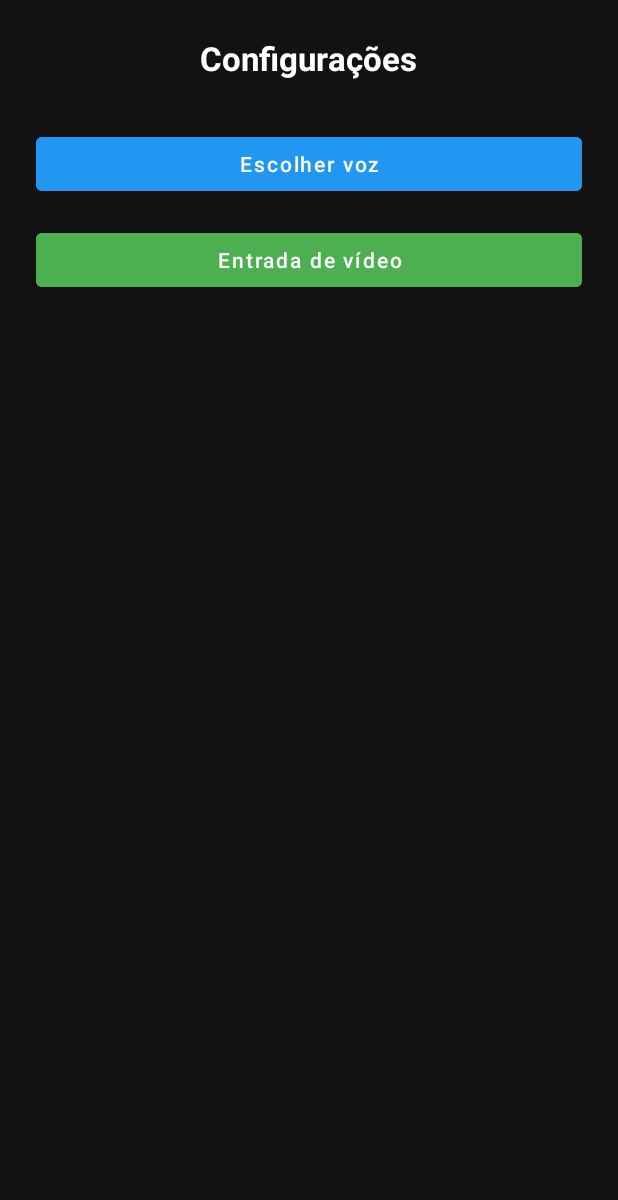
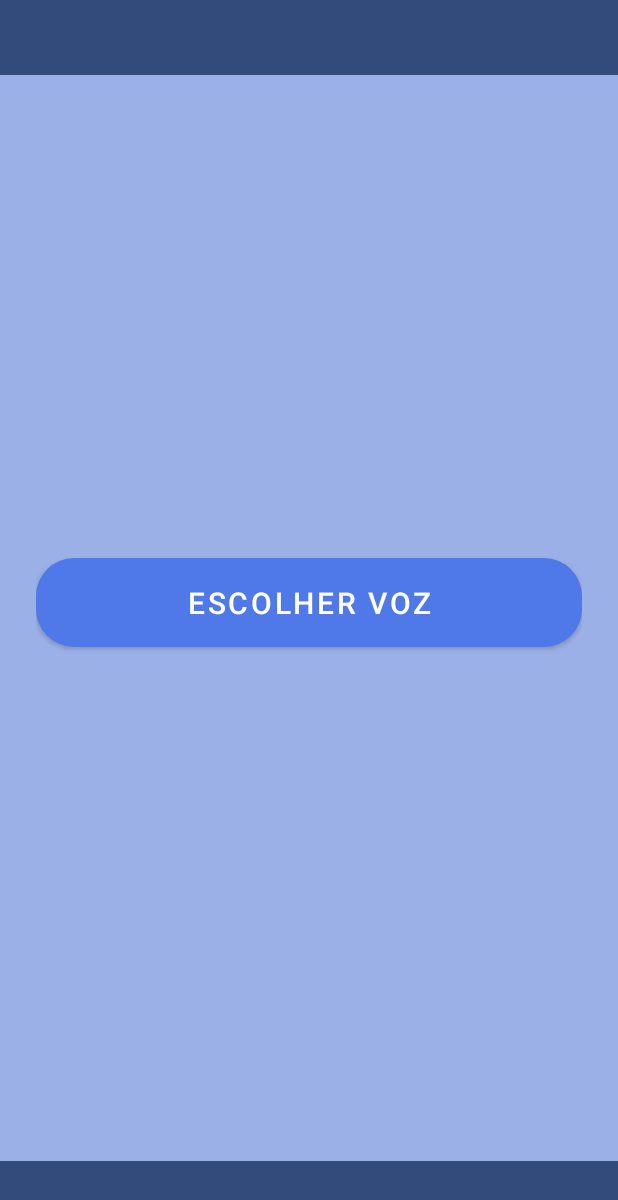
Before and after one commit to LucasSilva3101/TCC_VisionWay, an Android app: the ConfigActivity screen opened directly, with no data from a screen before it, on a phone screen of 412 x 824 dp. Shown: the top 1200 px of the screen. Run offline under Robolectric (Android 15) with nearby library versions, the phone set to English and light mode, and no system bars.

Commit message:
Tela de configurações

```diff
--- a/app/src/main/java/com/visionway/ConfigActivity.kt
+++ b/app/src/main/java/com/visionway/ConfigActivity.kt
@@ -23,9 +23,7 @@ class ConfigActivity : AppCompatActivity() {
         findViewById<Button>(R.id.btnEscolherVoz).setOnClickListener {
             mostrarDialogoEscolherEngine()
         }
-        findViewById<Button>(R.id.btnEntradaVideo).setOnClickListener {
-            Toast.makeText(this, "Entrada de vídeo: em breve", Toast.LENGTH_SHORT).show()
-        }
+
     }
 
     // 1) Usuário escolhe o ENGINE instalado
--- a/app/src/main/res/layout/activity_config.xml
+++ b/app/src/main/res/layout/activity_config.xml
@@ -1,41 +1,53 @@
 <?xml version="1.0" encoding="utf-8"?>
 <LinearLayout xmlns:android="http://schemas.android.com/apk/res/android"
+    xmlns:app="http://schemas.android.com/apk/res-auto"
     xmlns:tools="http://schemas.android.com/tools"
     android:layout_width="match_parent"
     android:layout_height="match_parent"
     android:orientation="vertical"
-    android:gravity="center_horizontal"
-    android:padding="24dp"
-    android:background="#121212"
     tools:context=".ConfigActivity">
 
-    <TextView
-        android:id="@+id/txtTituloConfig"
-        android:layout_width="wrap_content"
-        android:layout_height="wrap_content"
-        android:text="Configurações"
-        android:textSize="22sp"
-        android:textStyle="bold"
-        android:textColor="#FFFFFF"
-        android:layout_marginBottom="32dp" />
+    <!-- Faixa superior -->
+    <View
+        android:layout_width="match_parent"
+        android:layout_height="50dp"
+        android:background="#334b7b" />
 
-    <Button
-        android:id="@+id/btnEscolherVoz"
+    <!-- Área principal -->
+    <LinearLayout
         android:layout_width="match_parent"
-        android:layout_height="wrap_content"
-        android:text="Escolher voz"
-        android:textAllCaps="false"
-        android:backgroundTint="#2196F3"
-        android:textColor="#FFFFFF"
-        android:layout_marginBottom="16dp" />
+        android:layout_height="0dp"
+        android:layout_weight="1"
+        android:gravity="center"
+        android:orientation="vertical"
+        android:padding="24dp"
+        android:background="#9cb0e8">
 
-    <Button
-        android:id="@+id/btnEntradaVideo"
+
+
+        <com.google.android.material.button.MaterialButton
+            android:id="@+id/btnEscolherVoz"
+            android:layout_width="match_parent"
+            android:layout_height="wrap_content"
+            android:layout_marginBottom="20dp"
+            android:text="ESCOLHER VOZ"
+            android:textSize="20sp"
+            android:textColor="@android:color/white"
+            android:padding="16dp"
+            app:cornerRadius="25dp"
+            app:backgroundTint="#4f78e8"
+            app:rippleColor="@android:color/darker_gray"
+            android:textAllCaps="false"
+            tools:ignore="HardcodedText" />
+
+
+
+    </LinearLayout>
+
+    <!-- Faixa inferior -->
+    <View
         android:layout_width="match_parent"
-        android:layout_height="wrap_content"
-        android:text="Entrada de vídeo"
-        android:textAllCaps="false"
-        android:backgroundTint="#4CAF50"
-        android:textColor="#FFFFFF" />
+        android:layout_height="50dp"
+        android:background="#334b7b" />
 
 </LinearLayout>
```
